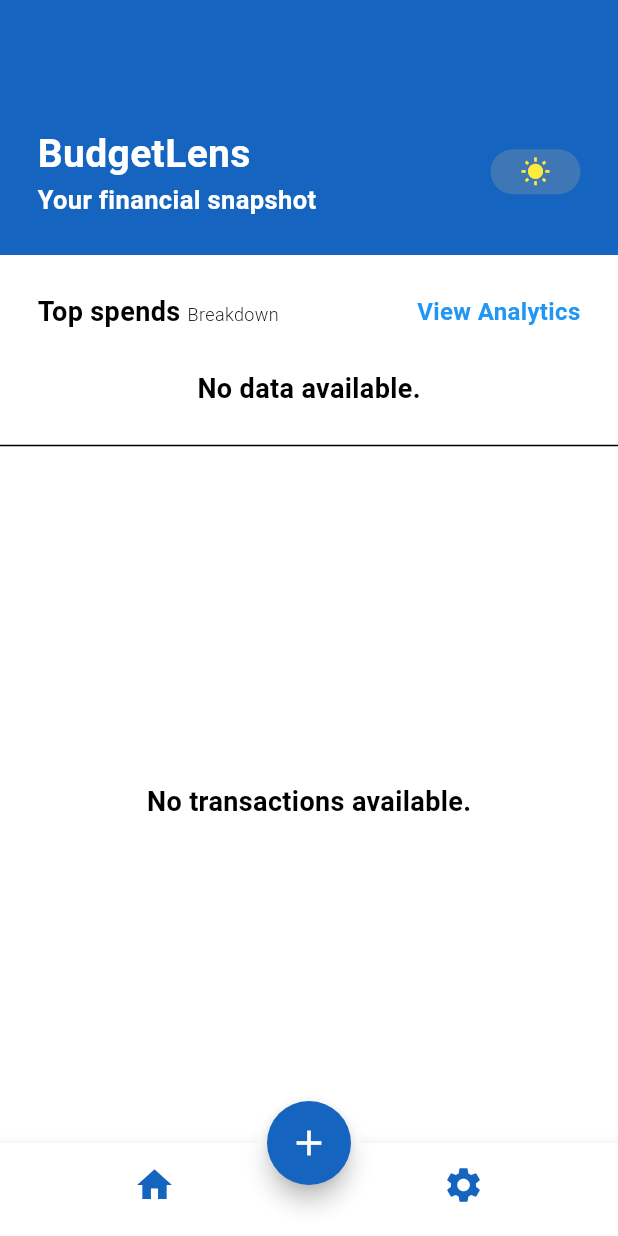
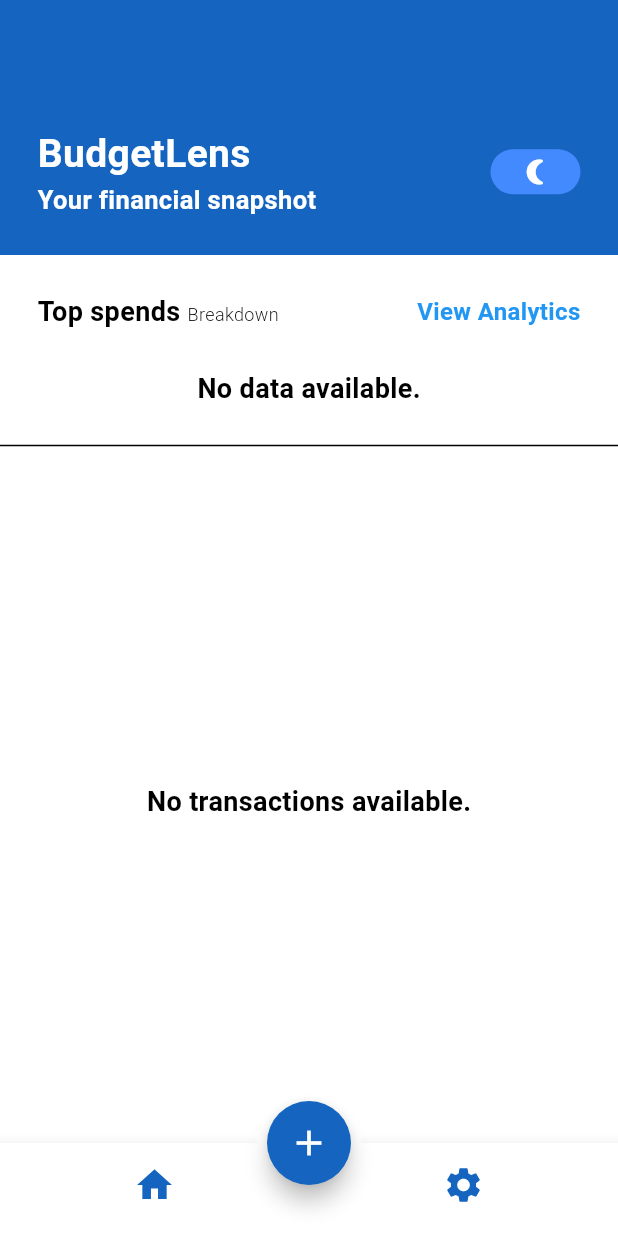
Before and after one commit to mariellecarnecer99/budget-lens, a Flutter app: the HomePage screen opened directly, on a phone screen of 412 x 824 dp. Run offline on Flutter 3.47's test engine with Material 3 defaults, Android fonts, the phone set to English and light mode, and no system bars; our stand-ins replace firebase_auth, firebase_core, fl_chart, sqflite; missing offline and left inert: flag; accounts and stored records are empty.

Commit message:
fix: few fixes on UI for custom toogle switch for dark mode

```diff
--- a/lib/theme/custom_toggle_switch.dart
+++ b/lib/theme/custom_toggle_switch.dart
@@ -25,7 +25,7 @@ class _CustomToggleSwitchState extends State<CustomToggleSwitch> {
         height: 30,
         decoration: BoxDecoration(
           borderRadius: BorderRadius.circular(30),
-          color: isDarkMode ? Colors.blueAccent : Colors.grey.withOpacity(0.3),
+          color: isDarkMode ? Colors.grey.withOpacity(0.3) : Colors.blueAccent,
         ),
         child: Stack(
           children: [
@@ -34,17 +34,18 @@ class _CustomToggleSwitchState extends State<CustomToggleSwitch> {
                 duration: Duration(milliseconds: 300),
                 child: isDarkMode
                     ? Icon(
-                  Icons.nightlight_round,
-                  key: ValueKey<int>(1),
-                  color: Colors.white,
-                  size: 20,
-                )
-                    : Icon(
                   Icons.wb_sunny,
                   key: ValueKey<int>(0),
                   color: Colors.yellow,
                   size: 20,
-                ),
+                )
+                    :
+                  Icon(
+                    Icons.nightlight_round,
+                    key: ValueKey<int>(1),
+                    color: Colors.white,
+                    size: 20,
+                  ),
               ),
             ),
           ],
```
